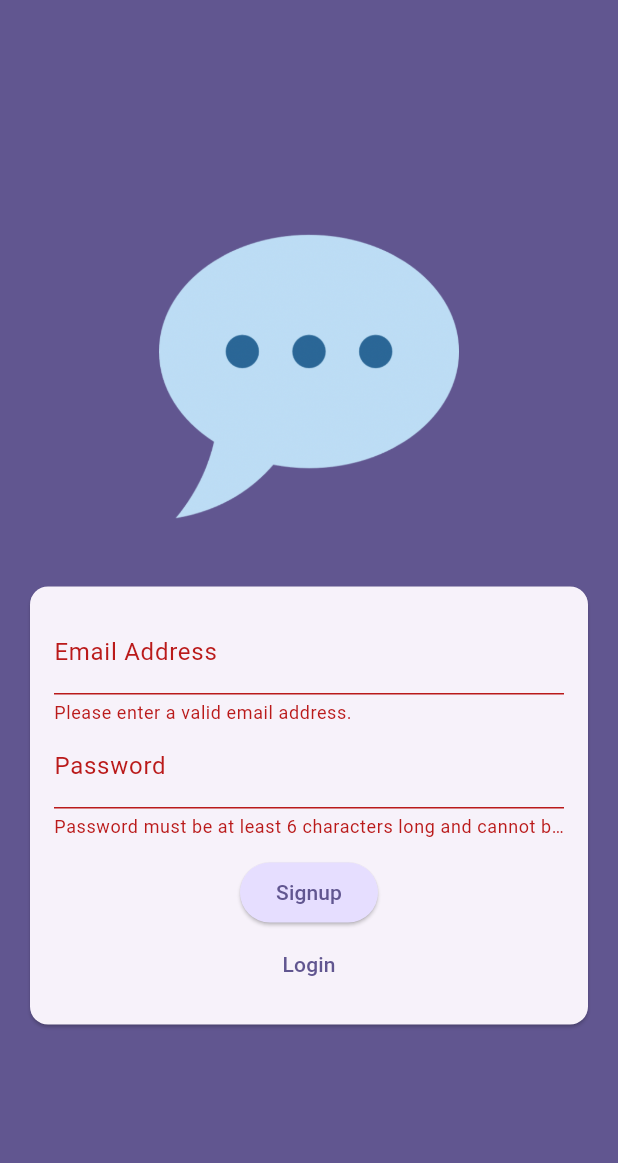
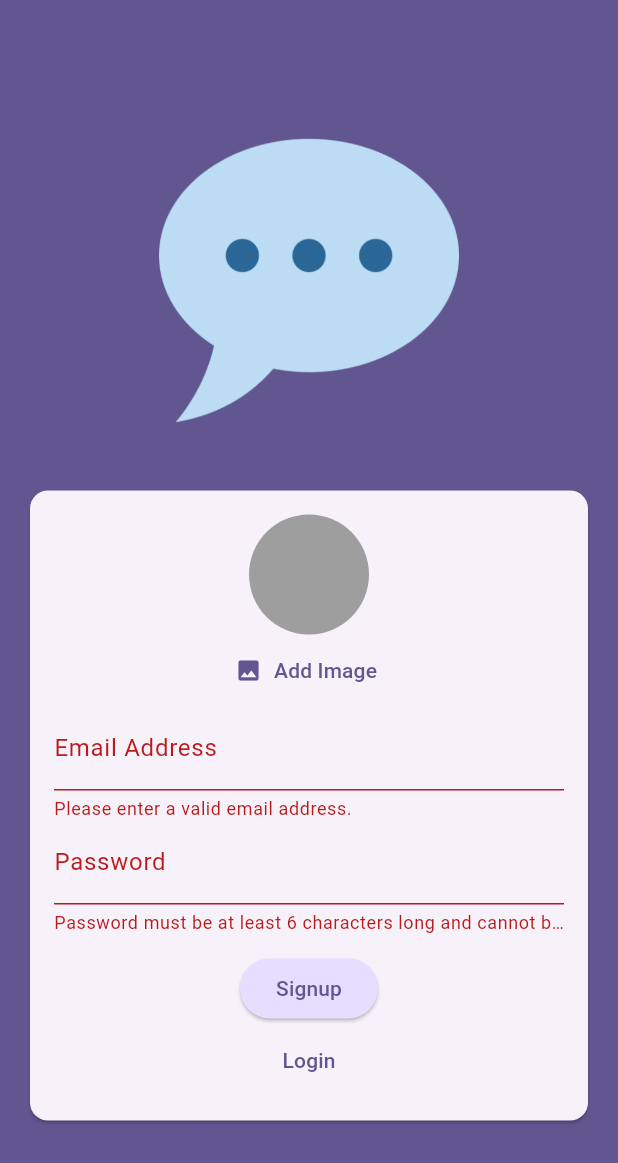
Before and after one commit to jefflueck/chat_app, a Flutter app: the screen it shows after launch, after a tap on "Login", after a tap on "Create new account", on a phone screen of 412 x 824 dp. Shown: the top 1163 px of the screen. Run offline on Flutter 3.47's test engine with Material 3 defaults, Android fonts, the phone set to English and light mode, and no system bars; our stand-ins replace firebase_auth, firebase_core, image_picker; accounts and stored records are empty.

Commit message:
added two packages for sending and saving images to firebase, added a splash screen for loading, added different views for logged in and not logged in users.

```diff
--- a/lib/main.dart
+++ b/lib/main.dart
@@ -3,9 +3,12 @@
 import 'package:flutter/material.dart';
 import 'package:firebase_core/firebase_core.dart';
 import 'firebase_options.dart';
+import 'package:firebase_auth/firebase_auth.dart';
 
 // Flutter screen imports
 import 'package:chat_app/screens/auth.dart';
+import 'package:chat_app/screens/chat.dart';
+import 'package:chat_app/screens/splash.dart';
 
 void main() async {
   WidgetsFlutterBinding.ensureInitialized();
@@ -27,7 +30,20 @@ class App extends StatelessWidget {
         colorScheme: ColorScheme.fromSeed(
             seedColor: const Color.fromARGB(255, 63, 17, 177)),
       ),
-      home: const AuthScreen(),
+      home: StreamBuilder(
+        stream: FirebaseAuth.instance.authStateChanges(),
+        builder: (context, snapshot) {
+          if (snapshot.connectionState == ConnectionState.waiting) {
+            return const SplashScreen();
+          }
+
+          if (snapshot.hasData) {
+            return const ChatScreen();
+          } else {
+            return const AuthScreen();
+          }
+        },
+      ),
     );
   }
 }
--- a/lib/screens/auth.dart
+++ b/lib/screens/auth.dart
@@ -1,6 +1,12 @@
 // Packages needed for the widget
+import 'dart:math';
+
 import 'package:flutter/material.dart';
 import 'package:firebase_auth/firebase_auth.dart';
+import 'dart:io';
+
+// Files needed for the widget
+import 'package:chat_app/widgets/user_image_picker.dart';
 
 final _firebase = FirebaseAuth.instance;
 
@@ -19,11 +25,17 @@ class _AuthScreenState extends State<AuthScreen> {
   var _isLogin = true;
   var _enteredEmail = '';
   var _enteredPassword = '';
+  File? _selectedImage;
 
   void _submit() async {
     final isValid = _form.currentState!.validate();
 
-    if (!isValid) {
+    if (!isValid || !_isLogin && _selectedImage == null) {
+      ScaffoldMessenger.of(context).showSnackBar(
+        const SnackBar(
+          content: Text('Please pick an image.'),
+        ),
+      );
       return;
     }
 
@@ -32,11 +44,9 @@ class _AuthScreenState extends State<AuthScreen> {
       if (_isLogin) {
         final userCredentials = await _firebase.signInWithEmailAndPassword(
             email: _enteredEmail, password: _enteredPassword);
-        print(userCredentials);
       } else {
         final userCredentials = await _firebase.createUserWithEmailAndPassword(
             email: _enteredEmail, password: _enteredPassword);
-        print(userCredentials);
       }
     } on FirebaseAuthException catch (error) {
       if (error.code == 'email-already-in-use') {
@@ -82,6 +92,12 @@ class _AuthScreenState extends State<AuthScreen> {
                         child: Column(
                           mainAxisSize: MainAxisSize.min,
                           children: [
+                            if (!_isLogin)
+                              UserImagePicker(
+                                onPickImage: (pickedImage) {
+                                  _selectedImage = pickedImage;
+                                },
+                              ),
                             TextFormField(
                               decoration: const InputDecoration(
                                 labelText: 'Email Address',
--- /dev/null
+++ b/lib/screens/splash.dart
@@ -0,0 +1,16 @@
+import 'package:flutter/material.dart';
+
+class SplashScreen extends StatelessWidget {
+  const SplashScreen({super.key});
+  @override
+  Widget build(BuildContext context) {
+    return Scaffold(
+      appBar: AppBar(
+        title: const Text('Flutter Chat'),
+      ),
+      body: const Center(
+        child: Text('Loading...'),
+      ),
+    );
+  }
+}
--- /dev/null
+++ b/lib/widgets/user_image_picker.dart
@@ -0,0 +1,63 @@
+import 'package:flutter/material.dart';
+import 'package:image_picker/image_picker.dart';
+import 'dart:io';
+
+class UserImagePicker extends StatefulWidget {
+  const UserImagePicker({
+    super.key,
+    required this.onPickImage,
+  });
+
+  final void Function(File pickedImage) onPickImage;
+
+  @override
+  State<UserImagePicker> createState() {
+    return _UserImagePickerState();
+  }
+}
+
+class _UserImagePickerState extends State<UserImagePicker> {
+  File? _pickedImageFile;
+
+  void _pickImage() async {
+    final pickedImage = await ImagePicker().pickImage(
+      source: ImageSource.camera,
+      imageQuality: 50,
+      maxWidth: 150,
+    );
+
+    if (pickedImage == null) {
+      return;
+    }
+
+    setState(() {
+      _pickedImageFile = File(pickedImage.path);
+    });
+
+    widget.onPickImage(_pickedImageFile!);
+  }
+
+  @override
+  Widget build(BuildContext context) {
+    return Column(
+      children: [
+        CircleAvatar(
+          radius: 40,
+          backgroundColor: Colors.grey,
+          foregroundImage:
+              _pickedImageFile != null ? FileImage(_pickedImageFile!) : null,
+        ),
+        TextButton.icon(
+          onPressed: () {
+            _pickImage();
+          },
+          icon: const Icon(Icons.image),
+          label: Text(
+            'Add Image',
+            style: TextStyle(color: Theme.of(context).colorScheme.primary),
+          ),
+        ),
+      ],
+    );
+  }
+}
--- a/pubspec.yaml
+++ b/pubspec.yaml
@@ -36,6 +36,8 @@ dependencies:
   cupertino_icons: ^1.0.8
   firebase_core: ^2.24.0
   firebase_auth: ^4.15.0
+  firebase_storage: ^11.6.5
+  image_picker: ^1.1.2
 
 dev_dependencies:
   flutter_test:
```
Also changed, not shown: lib/screens/chat.dart (added, +28 -0 lines), pubspec.lock, 6 other files.
